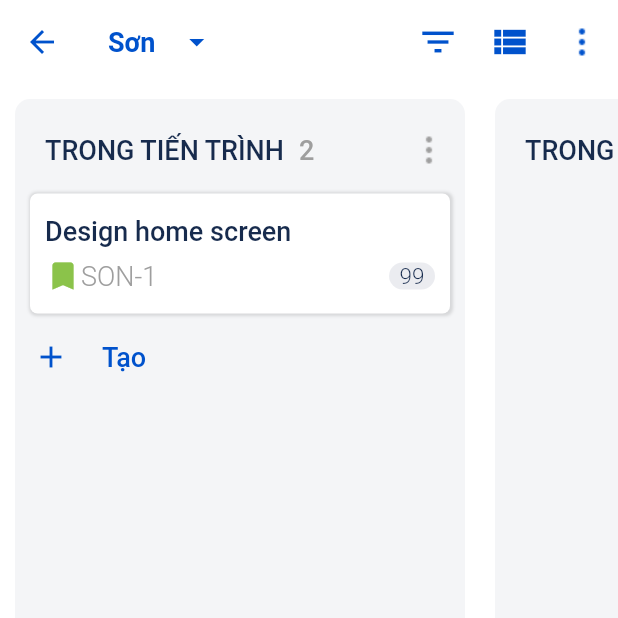
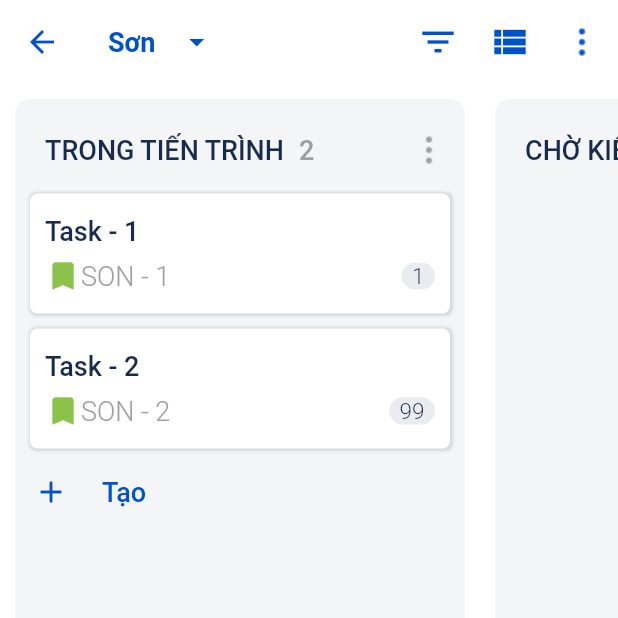
Before and after one commit to trandinhson2112cntt/Flutter_demo, a Flutter app: the ProjectDetail screen opened directly, on a phone screen of 412 x 824 dp, the top half of it. Run offline on Flutter 3.47's test engine with Material 2 defaults, Android fonts, the phone set to English and light mode, and no system bars; our stand-ins replace carousel_pro.

Commit message:
Add model for list task

```diff
--- /dev/null
+++ b/lib/exampleModel.dart
@@ -0,0 +1,7 @@
+class Example {
+  final String title;
+  final String subTitle;
+  int numberTask;
+
+  Example(this.title, this.subTitle, this.numberTask);
+}
--- a/lib/project_detail.dart
+++ b/lib/project_detail.dart
@@ -1,4 +1,5 @@
 import 'package:flutter/material.dart';
+import 'package:flutter_demo/exampleModel.dart';
 
 class ProjectDetail extends StatefulWidget {
   @override
@@ -9,6 +10,13 @@ class ProjectDetail extends StatefulWidget {
 
 class _ProjectDetail extends State<ProjectDetail> {
   String _value = "one";
+  double _heightItem = 80.0;
+
+  List<Example> listExample = []
+    ..add(Example("Task - 1", "SON - 1", 1))
+    ..add(Example("Task - 2", "SON - 2", 99));
+
+
   @override
   Widget build(BuildContext context) {
     return Scaffold(
@@ -120,7 +128,13 @@ class _ProjectDetail extends State<ProjectDetail> {
                       ],
                     ),
                   ),
-                  Container(
+                  SizedBox(
+                    width: 300.0,
+                    height: _heightItem*listExample.length + 20,
+                    child: ListView.builder(
+                      itemCount: listExample.length,
+                      itemBuilder: (context, index) {
+                        return Container(
                           margin: EdgeInsets.symmetric(horizontal: 10, vertical: 5),
                           decoration: BoxDecoration(
                             color: Colors.white,
@@ -137,7 +151,7 @@ class _ProjectDetail extends State<ProjectDetail> {
                               )
                             ],
                           ),
-            height: 80,
+                          height: _heightItem,
                           padding:
                           EdgeInsets.symmetric(vertical: 10, horizontal: 10),
                           child: Column(
@@ -146,7 +160,7 @@ class _ProjectDetail extends State<ProjectDetail> {
                                 child: Row(
                                   children: <Widget>[
                                     Text(
-                        'Design home screen',
+                                      listExample[index].title,
                                       style: TextStyle(
                                           color: Color.fromRGBO(23, 43, 77, 1),
                                           fontSize: 18,
@@ -160,7 +174,7 @@ class _ProjectDetail extends State<ProjectDetail> {
                                   children: <Widget>[
                                     Icon(Icons.bookmark, color: Colors.lightGreen,),
                                     Text(
-                        'SON-1',
+                                      listExample[index].subTitle,
                                       style: TextStyle(
                                           color: Colors.grey,
                                           fontSize: 18,
@@ -169,7 +183,7 @@ class _ProjectDetail extends State<ProjectDetail> {
                                     Spacer(),
                                     Container(
                                       child: Text(
-                          '99',
+                                        listExample[index].numberTask.toString(),
                                         style: TextStyle(
                                           color: Color.fromRGBO(23, 43, 77, 1),
                                           fontSize: 15,
@@ -184,11 +198,13 @@ class _ProjectDetail extends State<ProjectDetail> {
                                       ),
                                       padding: EdgeInsets.symmetric(horizontal: 7),
                                     )
-
                                   ],
                                 ),
                               ),
                             ],
+                          ),
+                        );
+                      },
                     ),
                   ),
                   FlatButton(
@@ -216,6 +232,7 @@ class _ProjectDetail extends State<ProjectDetail> {
                     ),
                 ],
               ),
+              //color: Color.fromRGBO(244, 245, 247, 1),
               decoration: BoxDecoration(
                 borderRadius: BorderRadius.all(Radius.circular(10)),
                 color: Color.fromRGBO(244, 245, 247, 1),
@@ -223,6 +240,7 @@ class _ProjectDetail extends State<ProjectDetail> {
             ),
             Container(
               width: 300.0,
+              height: 300.0,
               margin: EdgeInsets.all(10),
               child: Column(
                 children: <Widget>[
@@ -232,7 +250,7 @@ class _ProjectDetail extends State<ProjectDetail> {
                       //crossAxisAlignment: CrossAxisAlignment.center,
                       children: <Widget>[
                         Text(
-                          'TRONG TIẾN TRÌNH',
+                          'CHỜ KIỂM TRA',
                           style: TextStyle(
                               color: Color.fromRGBO(23, 43, 77, 1),
                               fontSize: 18,
@@ -260,7 +278,6 @@ class _ProjectDetail extends State<ProjectDetail> {
                       ],
                     ),
                   ),
-
                 ],
               ),
               decoration: BoxDecoration(
@@ -270,6 +287,7 @@ class _ProjectDetail extends State<ProjectDetail> {
             ),
             Container(
               width: 300.0,
+              height: 300.0,
               margin: EdgeInsets.all(10),
               child: Column(
                 children: <Widget>[
@@ -279,7 +297,7 @@ class _ProjectDetail extends State<ProjectDetail> {
                       //crossAxisAlignment: CrossAxisAlignment.center,
                       children: <Widget>[
                         Text(
-                          'TRONG TIẾN TRÌNH',
+                          'HOÀN THÀNH',
                           style: TextStyle(
                               color: Color.fromRGBO(23, 43, 77, 1),
                               fontSize: 18,
```
Also changed, not shown: 5 other files. Lines whose indentation alone changed are shown as unchanged.
